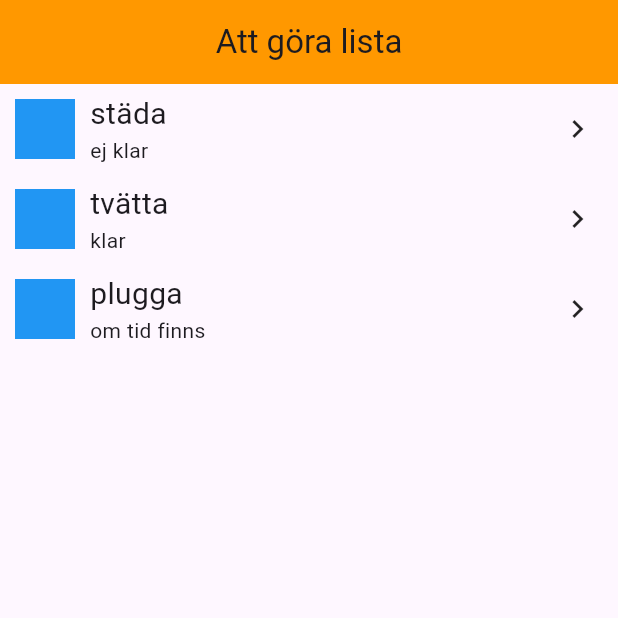
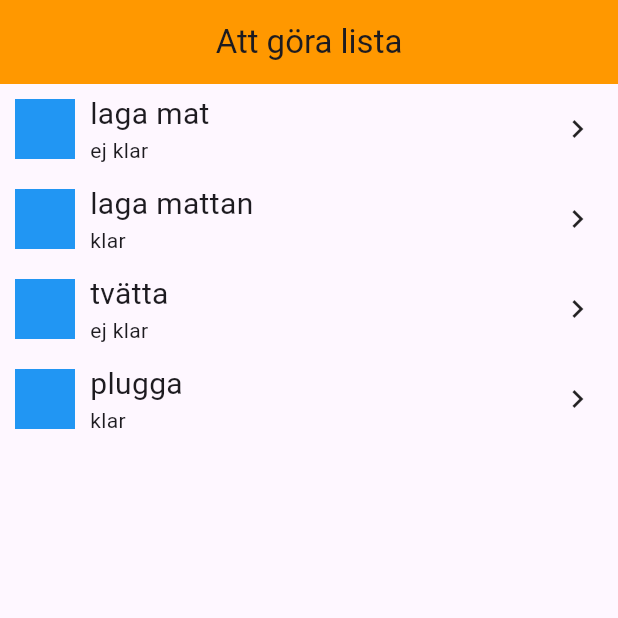
Before and after one commit to gu-tig333-ht24/gushedqfe, a Flutter app: the screen it shows after launch, on a phone screen of 412 x 824 dp, the top half of it. Run offline on Flutter 3.47's test engine with Material 3 defaults, Android fonts, the phone set to English and light mode, and no system bars.

Commit message:
update 2

```diff
--- a/lib/main.dart
+++ b/lib/main.dart
@@ -19,29 +19,44 @@ class MyApp extends StatelessWidget {
   }
 }
 
+class Todo {
+  final String syssla;
+  final String status;
+  final String klar = 'är du verkligen klar med detta?';
+
+  Todo(this.syssla, this.status);
+}
+
 class MyHomePage extends StatelessWidget {
   const MyHomePage({super.key});
 
   @override
   Widget build(BuildContext context) {
+    List<Todo> todos = [
+      Todo('laga mat', 'ej klar'),
+      Todo('laga mattan', 'klar'),
+      Todo('tvätta', 'ej klar'),
+      Todo('plugga', 'klar'),
+    ];
     return Scaffold(
       appBar: AppBar(
         title: const Text('Att göra lista'),
         centerTitle: true,
         backgroundColor: Colors.orange,
       ),
-      body: Column(
-        children: [
-          _item('städa', 'ej klar'),
-          _item('tvätta', 'klar'),
-          _item('plugga', 'om tid finns'),
-        ],
+      body: ListView(
+        children: todos.map((todo) => _item(context, todo)).toList(),
       ),
     );
   }
 
-  Widget _item(String syssla, String status) {
-    return Row(
+  Widget _item(BuildContext context, Todo todo) {
+    return GestureDetector(
+      onTap: () {
+        Navigator.push(
+            context, MaterialPageRoute(builder: (context) => Time(todo)));
+      },
+      child: Row(
         mainAxisAlignment: MainAxisAlignment.spaceEvenly,
         crossAxisAlignment: CrossAxisAlignment.center,
         children: [
@@ -61,10 +76,10 @@ class MyHomePage extends StatelessWidget {
               mainAxisSize: MainAxisSize.min,
               children: [
                 Text(
-                syssla,
+                  todo.syssla,
                   style: TextStyle(fontSize: 20),
                 ),
-              Text(status)
+                Text(todo.status)
               ],
             ),
           ),
@@ -73,6 +88,20 @@ class MyHomePage extends StatelessWidget {
             child: Icon(Icons.chevron_right),
           )
         ],
+      ),
     );
   }
 }
+
+class Time extends StatelessWidget {
+  final Todo todo;
+  Time(this.todo);
+
+  @override
+  Widget build(BuildContext) {
+    return Scaffold(
+      appBar: AppBar(title: Text(todo.syssla)),
+      body: Text(todo.klar),
+    );
+  }
+}
```
Lines whose indentation alone changed are shown as unchanged.
